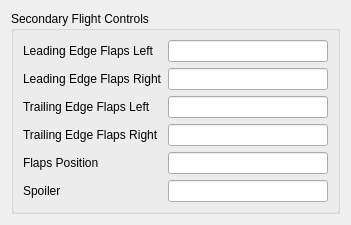
First picture: the form in src/UserInterface/src/Widget/SecondaryFlightControlWidget.ui, repository till213/SkyDolly, before the edit.
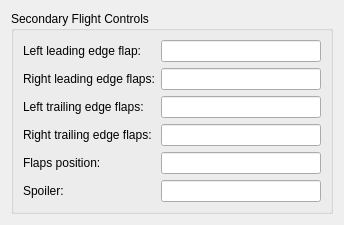
Second picture: the form after the edit.

Patch:
```diff
--- a/src/UserInterface/src/Widget/SecondaryFlightControlWidget.ui
+++ b/src/UserInterface/src/Widget/SecondaryFlightControlWidget.ui
@@ -28,7 +28,7 @@
         <item row="0" column="0">
          <widget class="QLabel" name="label_40">
           <property name="text">
-           <string>Leading Edge Flaps Left</string>
+           <string>Left leading edge flap:</string>
           </property>
          </widget>
         </item>
@@ -48,7 +48,7 @@
         <item row="1" column="0">
          <widget class="QLabel" name="label_41">
           <property name="text">
-           <string>Leading Edge Flaps Right</string>
+           <string>Right leading edge flaps:</string>
           </property>
          </widget>
         </item>
@@ -68,7 +68,7 @@
         <item row="2" column="0">
          <widget class="QLabel" name="label_42">
           <property name="text">
-           <string>Trailing Edge Flaps Left</string>
+           <string>Left trailing edge flaps:</string>
           </property>
          </widget>
         </item>
@@ -88,7 +88,7 @@
         <item row="3" column="0">
          <widget class="QLabel" name="label_43">
           <property name="text">
-           <string>Trailing Edge Flaps Right</string>
+           <string>Right trailing edge flaps:</string>
           </property>
          </widget>
         </item>
@@ -108,7 +108,7 @@
         <item row="4" column="0">
          <widget class="QLabel" name="label_38">
           <property name="text">
-           <string>Flaps Position</string>
+           <string>Flaps position:</string>
           </property>
          </widget>
         </item>
@@ -128,7 +128,7 @@
         <item row="5" column="0">
          <widget class="QLabel" name="label_37">
           <property name="text">
-           <string>Spoiler</string>
+           <string>Spoiler:</string>
           </property>
          </widget>
         </item>
```
